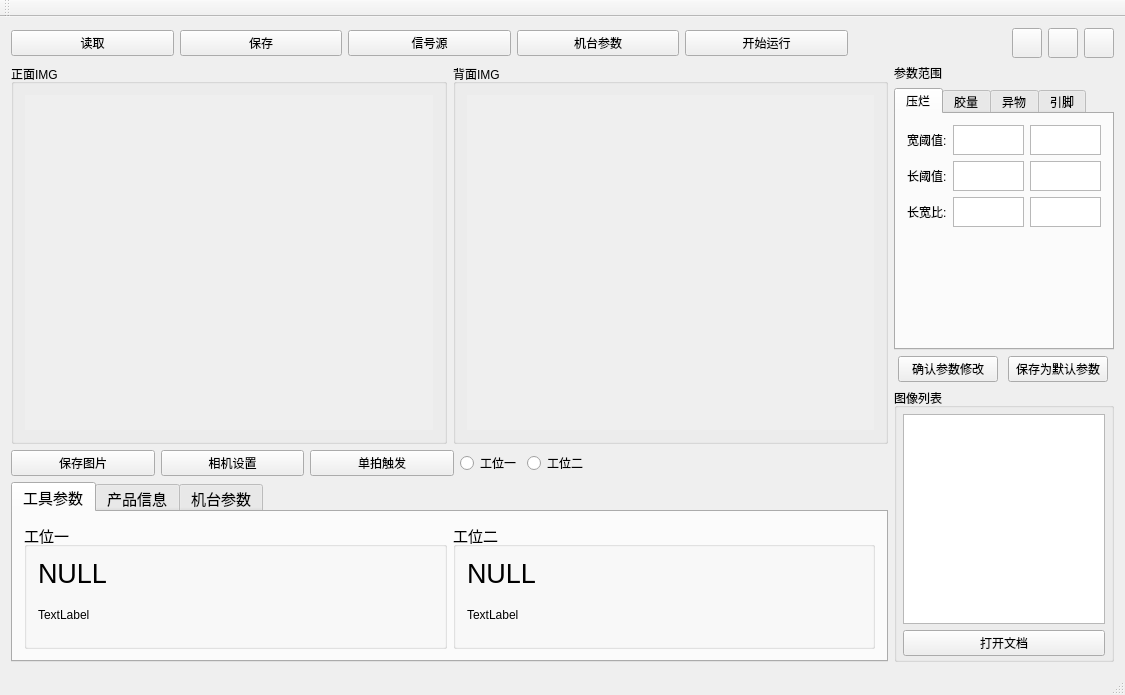
Above: LedVisioncode/mainwindow.ui from TERRIOR/ledvision before the change. Below: the same form after it.
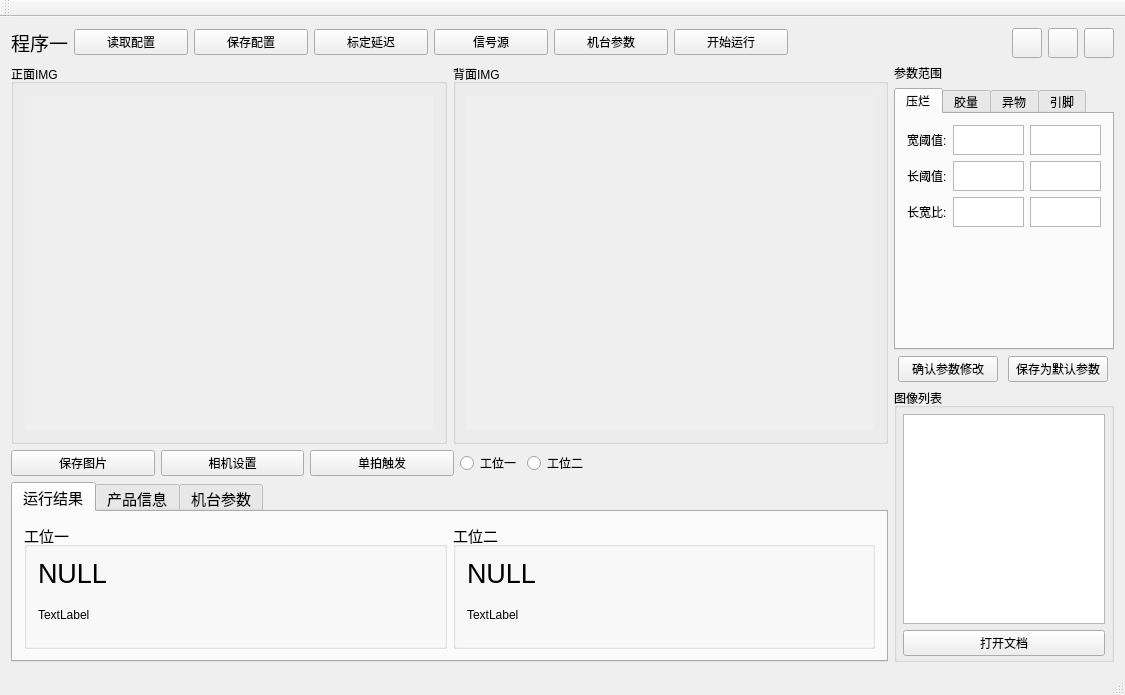
That is the form after the change. Icons and pictures are not drawn.

Commit message:
分离相机配置，添加自动标定
利用运动检测，记录led芯片经过相机的时间，取中点时间作为拍照延迟。

What changed in the file:
```diff
--- a/LedVisioncode/mainwindow.ui
+++ b/LedVisioncode/mainwindow.ui
@@ -1217,48 +1217,7 @@
     </item>
     <item row="1" column="0" colspan="2">
      <layout class="QGridLayout" name="gridLayout_6">
-      <item row="0" column="2">
-       <widget class="QPushButton" name="pushButton_signal">
-        <property name="text">
-         <string>信号源</string>
-        </property>
-       </widget>
-      </item>
-      <item row="0" column="1">
-       <widget class="QPushButton" name="pushButton_save">
-        <property name="text">
-         <string>保存</string>
-        </property>
-       </widget>
-      </item>
-      <item row="0" column="3">
-       <widget class="QPushButton" name="pushButtonset">
-        <property name="text">
-         <string>机台参数</string>
-        </property>
-       </widget>
-      </item>
-      <item row="0" column="5">
-       <widget class="QPushButton" name="pushButton_run">
-        <property name="text">
-         <string>开始运行</string>
-        </property>
-        <property name="checkable">
-         <bool>true</bool>
-        </property>
-        <property name="checked">
-         <bool>false</bool>
-        </property>
-       </widget>
-      </item>
-      <item row="0" column="0">
-       <widget class="QPushButton" name="pushButton_load">
-        <property name="text">
-         <string>读取</string>
-        </property>
-       </widget>
-      </item>
-      <item row="0" column="6">
+      <item row="0" column="9">
        <spacer name="horizontalSpacer_3">
         <property name="orientation">
          <enum>Qt::Horizontal</enum>
@@ -1268,12 +1227,113 @@
         </property>
         <property name="sizeHint" stdset="0">
          <size>
-          <width>40</width>
+          <width>100</width>
           <height>20</height>
          </size>
         </property>
        </spacer>
       </item>
+      <item row="0" column="7">
+       <widget class="QPushButton" name="pushButton_run">
+        <property name="sizePolicy">
+         <sizepolicy hsizetype="Minimum" vsizetype="Fixed">
+          <horstretch>1</horstretch>
+          <verstretch>0</verstretch>
+         </sizepolicy>
+        </property>
+        <property name="text">
+         <string>开始运行</string>
+        </property>
+        <property name="checkable">
+         <bool>true</bool>
+        </property>
+        <property name="checked">
+         <bool>false</bool>
+        </property>
+       </widget>
+      </item>
+      <item row="0" column="5">
+       <widget class="QPushButton" name="pushButtonset">
+        <property name="sizePolicy">
+         <sizepolicy hsizetype="Minimum" vsizetype="Fixed">
+          <horstretch>1</horstretch>
+          <verstretch>0</verstretch>
+         </sizepolicy>
+        </property>
+        <property name="text">
+         <string>机台参数</string>
+        </property>
+       </widget>
+      </item>
+      <item row="0" column="4">
+       <widget class="QPushButton" name="pushButton_signal">
+        <property name="sizePolicy">
+         <sizepolicy hsizetype="Minimum" vsizetype="Fixed">
+          <horstretch>1</horstretch>
+          <verstretch>0</verstretch>
+         </sizepolicy>
+        </property>
+        <property name="text">
+         <string>信号源</string>
+        </property>
+       </widget>
+      </item>
+      <item row="0" column="2">
+       <widget class="QPushButton" name="pushButton_save">
+        <property name="sizePolicy">
+         <sizepolicy hsizetype="Minimum" vsizetype="Fixed">
+          <horstretch>1</horstretch>
+          <verstretch>0</verstretch>
+         </sizepolicy>
+        </property>
+        <property name="text">
+         <string>保存配置</string>
+        </property>
+       </widget>
+      </item>
+      <item row="0" column="0">
+       <widget class="QLabel" name="label">
+        <property name="font">
+         <font>
+          <pointsize>14</pointsize>
+         </font>
+        </property>
+        <property name="text">
+         <string>程序一</string>
+        </property>
+       </widget>
+      </item>
+      <item row="0" column="1">
+       <widget class="QPushButton" name="pushButton_load">
+        <property name="sizePolicy">
+         <sizepolicy hsizetype="Minimum" vsizetype="Fixed">
+          <horstretch>1</horstretch>
+          <verstretch>0</verstretch>
+         </sizepolicy>
+        </property>
+        <property name="font">
+         <font>
+          <pointsize>9</pointsize>
+         </font>
+        </property>
+        <property name="text">
+         <string>读取配置</string>
+        </property>
+       </widget>
+      </item>
+      <item row="0" column="3">
+       <widget class="QPushButton" name="pushButton_3">
+        <property name="sizePolicy">
+         <sizepolicy hsizetype="Minimum" vsizetype="Fixed">
+          <horstretch>1</horstretch>
+          <verstretch>0</verstretch>
+         </sizepolicy>
+        </property>
+        <property name="text">
+         <string>标定延迟</string>
+        </property>
+       </widget>
+      </item>
      </layout>
     </item>
     <item row="9" column="0" colspan="2">
@@ -1294,7 +1354,7 @@
       </property>
       <widget class="QWidget" name="tabWidget_2Page1">
        <attribute name="title">
-        <string>工具参数</string>
+        <string>运行结果</string>
        </attribute>
        <layout class="QGridLayout" name="gridLayout_7">
         <item row="0" column="0">
```
Left out of the diff: 119 changed lines with no effect on the pictures. The commit also changes 20 other files.
